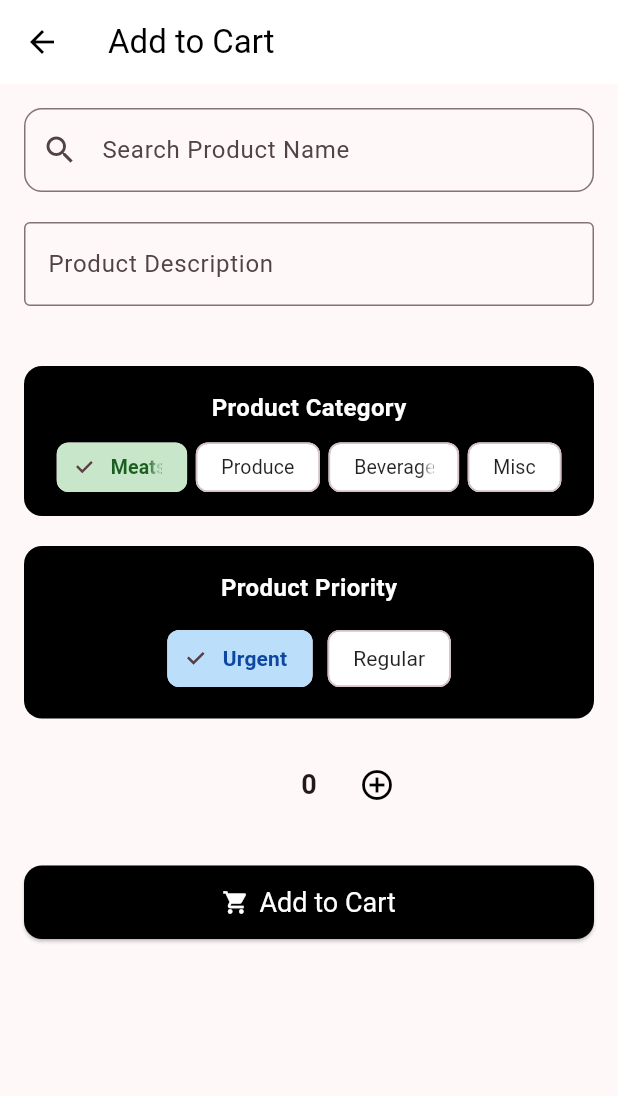
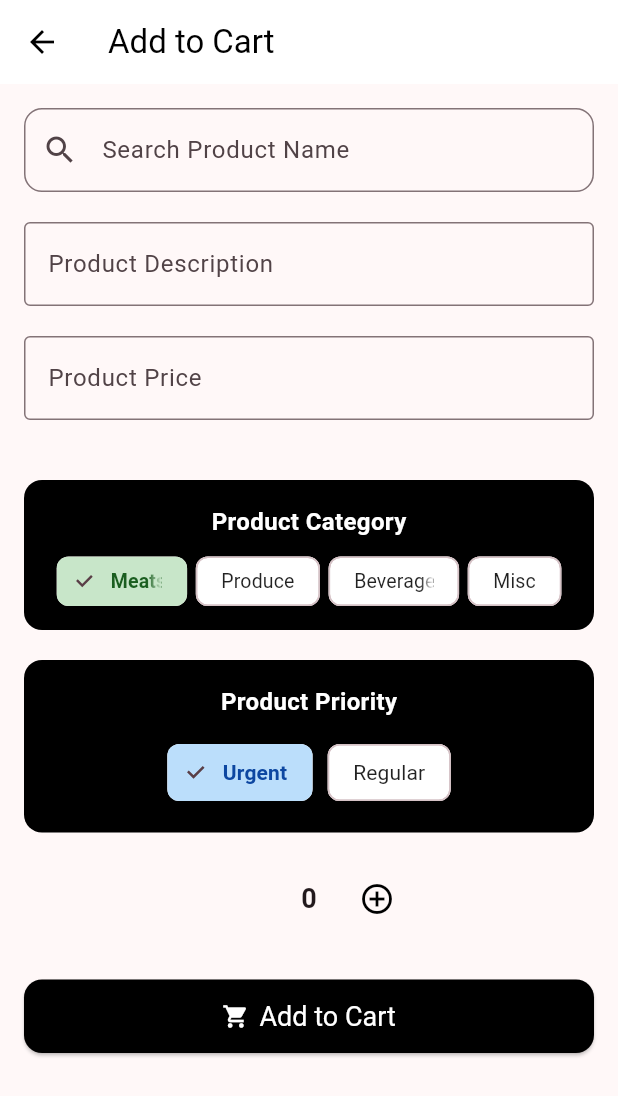
Before and after one commit to usmann56/arcadiabaygrocer, a Flutter app: the AddItemsPage screen opened directly, on a phone screen of 412 x 824 dp. Shown: the top 1096 px of the screen. Run offline on Flutter 3.47's test engine with Material 3 defaults, Android fonts, the phone set to English and light mode, and no system bars; our stand-ins replace sqflite; missing offline and left inert: mobile_scanner; accounts and stored records are empty.

Commit message:
bug fix - price placeholder missing

```diff
--- a/lib/screens/add_item.dart
+++ b/lib/screens/add_item.dart
@@ -8,11 +8,14 @@ import '../components/priority_selector.dart';
 import '../components/quantity_selector.dart';
 
 // Color definitions for consistent styling across the add item screen
-const Color _categoryContainerColor = Colors.black;     // Background for category section
-const Color _categoryTextColor = Colors.white;          // Text color in category section
-const Color _priorityContainerColor = Colors.black;     // Background for priority section
-const Color _priorityTextColor = Colors.white;          // Text color in priority section
-const Color _addToCartButtonColor = Colors.black;       // Background for add to cart button
+const Color _categoryContainerColor =
+    Colors.black; // Background for category section
+const Color _categoryTextColor = Colors.white; // Text color in category section
+const Color _priorityContainerColor =
+    Colors.black; // Background for priority section
+const Color _priorityTextColor = Colors.white; // Text color in priority section
+const Color _addToCartButtonColor =
+    Colors.black; // Background for add to cart button
 
 /**
  * AddItemsPage - Screen where users search for and add items to their cart
@@ -23,7 +26,6 @@ const Color _addToCartButtonColor = Colors.black;       // Background for add to
  * 3. Add items to their shopping cart
  * 4. Add optional descriptions for items
  */
-
 
 class AddItemsPage extends StatefulWidget {
   const AddItemsPage({super.key});
@@ -45,18 +47,21 @@ class _AddItemsPageState extends State<AddItemsPage> {
   // Controllers and services
   final TextEditingController _searchController = TextEditingController();
   final CartHelper _cartHelper = CartHelper();
+  final TextEditingController _priceController = TextEditingController();
 
   // User input state variables
-  String _productDescription = '';        // Optional description user can add
-  String _productName = '';              // Name of the selected product
-  String _selectedCategory = 'Meats';    // User's chosen category (default: Meats)
-  String _selectedPriority = 'Urgent';   // User's chosen priority (default: Urgent)
-  int _quantity = 0;                     // How many items to buy (starts at 0)
+  String _productDescription = ''; // Optional description user can add
+  String _productName = ''; // Name of the selected product
+  double _productPrice = 0.0; // Price of the selected product
+  String _selectedCategory = 'Meats'; // User's chosen category (default: Meats)
+  String _selectedPriority =
+      'Urgent'; // User's chosen priority (default: Urgent)
+  int _quantity = 0; // How many items to buy (starts at 0)
 
   // UI state variables
-  bool _showSuggestions = false;         // Whether to show search results
-  bool _isLoading = false;               // Whether we're currently loading something
-  GroceryItem? _selectedGroceryItem;     // The product selected from search results
+  bool _showSuggestions = false; // Whether to show search results
+  bool _isLoading = false; // Whether we're currently loading something
+  GroceryItem? _selectedGroceryItem; // The product selected from search results
 
   // Database search results
   List<GroceryItem> _searchResults = []; // List of products matching search
@@ -98,7 +103,8 @@ class _AddItemsPageState extends State<AddItemsPage> {
       final results = await GroceryItemsDatabase.searchItems(query);
       setState(() {
         _searchResults = results;
-        _showSuggestions = results.isNotEmpty; // Only show results if we found something
+        _showSuggestions =
+            results.isNotEmpty; // Only show results if we found something
         _isLoading = false;
       });
     } catch (e) {
@@ -107,9 +113,9 @@ class _AddItemsPageState extends State<AddItemsPage> {
         _isLoading = false;
         _showSuggestions = false;
       });
-      ScaffoldMessenger.of(context).showSnackBar(
-        SnackBar(content: Text('Error searching products: $e')),
-      );
+      ScaffoldMessenger.of(
+        context,
+      ).showSnackBar(SnackBar(content: Text('Error searching products: $e')));
     }
   }
 
@@ -172,7 +178,7 @@ class _AddItemsPageState extends State<AddItemsPage> {
       // Add item to cart using the cart service
       await _cartHelper.addToCartByName(
         _productName,
-        price: _selectedGroceryItem?.price ?? 0.0,
+        price: _productPrice,
         quantity: _quantity,
         category: _selectedCategory.toLowerCase(),
         priority: _selectedPriority.toLowerCase(),
@@ -181,7 +187,8 @@ class _AddItemsPageState extends State<AddItemsPage> {
 
       // If we have a selected grocery item and it doesn't have a category,
       // save the user's category choice for future searches
-      if (_selectedGroceryItem != null && _selectedGroceryItem!.category == null) {
+      if (_selectedGroceryItem != null &&
+          _selectedGroceryItem!.category == null) {
         await GroceryItemsDatabase.assignCategoryToItem(
           _selectedGroceryItem!.id!,
           _selectedCategory.toLowerCase(),
@@ -199,7 +206,6 @@ class _AddItemsPageState extends State<AddItemsPage> {
       // Return to main screen with success indicator
       // This tells the main screen to refresh the cart
       Navigator.of(context).pop(true);
-
     } catch (e) {
       setState(() {
         _isLoading = false;
@@ -231,11 +237,13 @@ class _AddItemsPageState extends State<AddItemsPage> {
                 hintText: 'Enter product name',
                 prefixIcon: const Icon(Icons.search),
                 // Show loading spinner while searching
-                suffixIcon: _isLoading ? const SizedBox(
+                suffixIcon: _isLoading
+                    ? const SizedBox(
                         width: 20,
                         height: 20,
                         child: CircularProgressIndicator(strokeWidth: 2),
-                ) : null,
+                      )
+                    : null,
                 border: OutlineInputBorder(
                   borderRadius: BorderRadius.circular(12),
                 ),
@@ -260,11 +268,26 @@ class _AddItemsPageState extends State<AddItemsPage> {
             const SizedBox(height: 20),
 
             // Product Description - optional text field for additional notes
-            ProductDescription(
-              onDescriptionChanged: (value) {
+            LabeledInputField(
+              label: 'Product Description',
+              hint: 'Enter product description',
+              onChanged: (value) {
                 setState(() {
                   _productDescription = value;
-                  _showSuggestions = true; // Show suggestions when user adds description
+                });
+              },
+            ),
+            const SizedBox(height: 20),
+
+            // Product Price - text field for product price - keybord type number
+            LabeledInputField(
+              label: 'Product Price',
+              hint: 'Enter produce price',
+              keyboardType: TextInputType.number,
+              controller: _priceController,
+              onChanged: (value) {
+                setState(() {
+                  _productPrice = double.tryParse(value) ?? 0.0;
                 });
               },
             ),
@@ -307,6 +330,9 @@ class _AddItemsPageState extends State<AddItemsPage> {
                               _productName = item.name;
                               _searchController.text = item.name;
                               _showSuggestions = false;
+                              _productPrice = item.price;
+                              _priceController.text = _productPrice
+                                  .toStringAsFixed(2);
                             });
                           },
                         );
@@ -352,8 +378,8 @@ class _AddItemsPageState extends State<AddItemsPage> {
             // Quantity Selector - let user choose how many items to buy
             ProductQuantitySelector(
               quantity: _quantity,
-              onIncrement: _increment,   // Increase quantity by 1
-              onDecrement: _decrement,   // Decrease quantity by 1 (min 0)
+              onIncrement: _increment, // Increase quantity by 1
+              onDecrement: _decrement, // Decrease quantity by 1 (min 0)
             ),
             const SizedBox(height: 30),
 
@@ -361,7 +387,9 @@ class _AddItemsPageState extends State<AddItemsPage> {
             SizedBox(
               width: double.infinity,
               child: ElevatedButton.icon(
-                onPressed: _isLoading ? null : _addToCart, // Disable while loading
+                onPressed: _isLoading
+                    ? null
+                    : _addToCart, // Disable while loading
                 icon: _isLoading
                     ? const SizedBox(
                         width: 20,
@@ -393,29 +421,39 @@ class _AddItemsPageState extends State<AddItemsPage> {
   }
 }
 
-class ProductDescription extends StatelessWidget {
-  final ValueChanged<String> onDescriptionChanged;
+// Generic labeled input field widget for product description and product price
+// For price it would show a number keyboard
+// Price also has a controller to update its value programmatically from search products
+class LabeledInputField extends StatelessWidget {
+  final String label;
+  final String hint;
+  final TextInputType keyboardType;
+  final ValueChanged<String> onChanged;
+  final TextEditingController? controller;
 
-  const ProductDescription({super.key, required this.onDescriptionChanged});
+  const LabeledInputField({
+    super.key,
+    required this.label,
+    required this.hint,
+    required this.onChanged,
+    this.keyboardType = TextInputType.text,
+    this.controller,
+  });
 
   @override
   Widget build(BuildContext context) {
-    return Column(
-      crossAxisAlignment: CrossAxisAlignment.start,
-      children: [
-        SizedBox(
+    return SizedBox(
       width: double.infinity,
       child: TextField(
-            decoration: const InputDecoration(
-              labelText: 'Product Description',
-              hintText: 'Enter product description',
-              border: OutlineInputBorder(),
+        decoration: InputDecoration(
+          labelText: label,
+          hintText: hint,
+          border: const OutlineInputBorder(),
         ),
-            keyboardType: TextInputType.number,
-            onChanged: (value) => onDescriptionChanged(value),
+        keyboardType: keyboardType,
+        onChanged: onChanged,
+        controller: controller,
       ),
-        ),
-      ],
     );
   }
 }
@@ -427,8 +465,9 @@ class ProductDescription extends StatelessWidget {
  * black container with white text. All buttons are arranged in a single row.
  */
 class CategorySelector extends StatelessWidget {
-  final String selectedCategory;              // Currently selected category
-  final ValueChanged<String> onCategorySelected;  // Callback when user selects category
+  final String selectedCategory; // Currently selected category
+  final ValueChanged<String>
+  onCategorySelected; // Callback when user selects category
 
   const CategorySelector({
     super.key,
@@ -450,7 +489,7 @@ class CategorySelector extends StatelessWidget {
       width: double.infinity,
       child: Container(
         decoration: BoxDecoration(
-          color: _categoryContainerColor,  // Black background
+          color: _categoryContainerColor, // Black background
           borderRadius: BorderRadius.circular(12),
         ),
         margin: const EdgeInsets.only(bottom: 20),
@@ -464,7 +503,7 @@ class CategorySelector extends StatelessWidget {
                 style: TextStyle(
                   fontSize: 16,
                   fontWeight: FontWeight.bold,
-                  color: _categoryTextColor,  // White text
+                  color: _categoryTextColor, // White text
                 ),
               ),
               const SizedBox(height: 12),
@@ -477,19 +516,23 @@ class CategorySelector extends StatelessWidget {
                     child: ChoiceChip(
                       label: Text(c, style: const TextStyle(fontSize: 13)),
                       selected: isSelected,
-                      selectedColor: Colors.green.shade100,  // Light green when selected
-                      backgroundColor: Colors.white,         // White when not selected
+                      selectedColor:
+                          Colors.green.shade100, // Light green when selected
+                      backgroundColor: Colors.white, // White when not selected
                       labelStyle: TextStyle(
                         color: isSelected
-                            ? Colors.green.shade900  // Dark green text when selected
-                            : Colors.black87,        // Dark text when not selected
+                            ? Colors
+                                  .green
+                                  .shade900 // Dark green text when selected
+                            : Colors.black87, // Dark text when not selected
                         fontWeight: isSelected
                             ? FontWeight.bold
                             : FontWeight.normal,
                       ),
                       materialTapTargetSize: MaterialTapTargetSize.shrinkWrap,
                       visualDensity: VisualDensity.compact,
-                      onSelected: (_) => onCategorySelected(c), // Call callback when tapped
+                      onSelected: (_) =>
+                          onCategorySelected(c), // Call callback when tapped
                     ),
                   );
                 }).toList(),
@@ -509,8 +552,9 @@ class CategorySelector extends StatelessWidget {
  * Helps users indicate how important each item is for their shopping trip.
  */
 class PrioritySelector extends StatelessWidget {
-  final String selectedPriority;              // Currently selected priority
-  final ValueChanged<String> onPrioritySelected;  // Callback when user selects priority
+  final String selectedPriority; // Currently selected priority
+  final ValueChanged<String>
+  onPrioritySelected; // Callback when user selects priority
 
   const PrioritySelector({
     super.key,
@@ -531,7 +575,7 @@ class PrioritySelector extends StatelessWidget {
       width: double.infinity,
       child: Container(
         decoration: BoxDecoration(
-          color: _priorityContainerColor,  // Black background
+          color: _priorityContainerColor, // Black background
           borderRadius: BorderRadius.circular(12),
         ),
         margin: const EdgeInsets.only(bottom: 20),
@@ -546,7 +590,7 @@ class PrioritySelector extends StatelessWidget {
                 style: TextStyle(
                   fontSize: 16,
                   fontWeight: FontWeight.bold,
-                  color: _priorityTextColor,  // White text
+                  color: _priorityTextColor, // White text
                 ),
               ),
               const SizedBox(height: 12),
@@ -557,15 +601,17 @@ class PrioritySelector extends StatelessWidget {
                   return ChoiceChip(
                     label: Text(p),
                     selected: isSelected,
-                    selectedColor: Colors.blue.shade100,   // Light blue when selected
-                    backgroundColor: Colors.white,         // White when not selected
+                    selectedColor:
+                        Colors.blue.shade100, // Light blue when selected
+                    backgroundColor: Colors.white, // White when not selected
                     labelStyle: TextStyle(
                       color: isSelected ? Colors.blue.shade900 : Colors.black87,
                       fontWeight: isSelected
                           ? FontWeight.bold
                           : FontWeight.normal,
                     ),
-                    onSelected: (_) => onPrioritySelected(p), // Call callback when tapped
+                    onSelected: (_) =>
+                        onPrioritySelected(p), // Call callback when tapped
                   );
                 }).toList(),
               ),
@@ -586,9 +632,9 @@ class PrioritySelector extends StatelessWidget {
  * - Current quantity is displayed between the buttons
  */
 class ProductQuantitySelector extends StatelessWidget {
-  final int quantity;                    // Current selected quantity
-  final VoidCallback onIncrement;       // Called when user taps plus button
-  final VoidCallback onDecrement;       // Called when user taps minus button
+  final int quantity; // Current selected quantity
+  final VoidCallback onIncrement; // Called when user taps plus button
+  final VoidCallback onDecrement; // Called when user taps minus button
 
   const ProductQuantitySelector({
     super.key,
@@ -616,21 +662,17 @@ class ProductQuantitySelector extends StatelessWidget {
           IconButton(
             icon: const Icon(Icons.remove_circle_outline),
             onPressed: onDecrement,
-            tooltip: 'Decrease quantity',  // Accessibility hint
+            tooltip: 'Decrease quantity', // Accessibility hint
           ),
         // If quantity is 0, add spacing to keep layout consistent
         if (quantity == 0)
           const SizedBox(width: 48), // Same width as IconButton
-
         // Current quantity display - shows how many items are selected
         Padding(
           padding: const EdgeInsets.symmetric(horizontal: 16),
           child: Text(
             '$quantity',
-            style: const TextStyle(
-              fontSize: 18,
-              fontWeight: FontWeight.bold,
-            ),
+            style: const TextStyle(fontSize: 18, fontWeight: FontWeight.bold),
           ),
         ),
 
@@ -638,7 +680,7 @@ class ProductQuantitySelector extends StatelessWidget {
         IconButton(
           icon: const Icon(Icons.add_circle_outline),
           onPressed: onIncrement,
-          tooltip: 'Increase quantity',  // Accessibility hint
+          tooltip: 'Increase quantity', // Accessibility hint
         ),
       ],
     );
```
Lines whose indentation alone changed are shown as unchanged.
